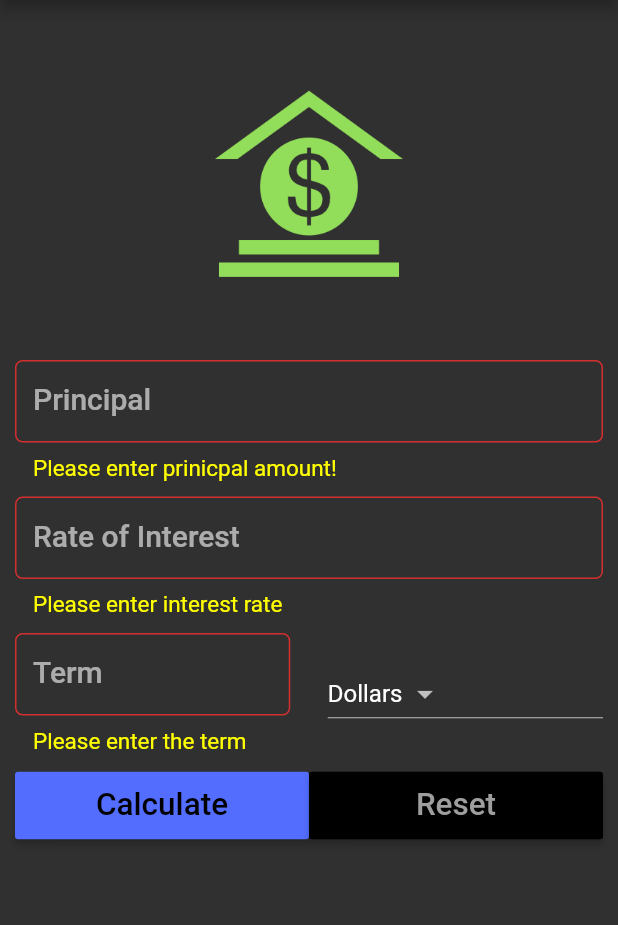
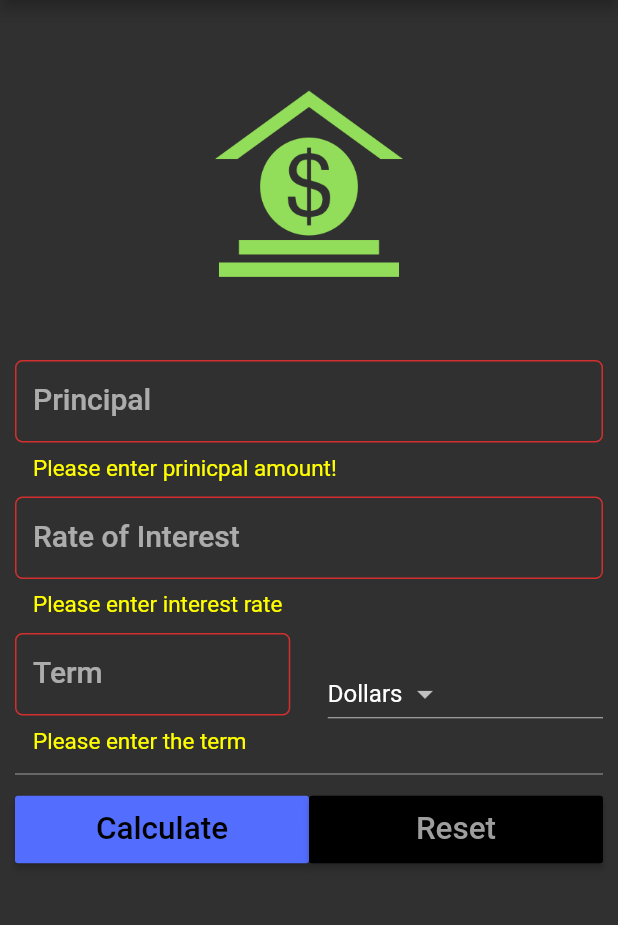
Before and after one commit to idlevandal/simple_interest_calc, a Flutter app: the screen it shows after launch, after a tap on "Calculate", on a phone screen of 412 x 824 dp, the part 84-1009 px from its top. Run offline on Flutter 3.47's test engine with Material 2 defaults, Android fonts, the phone set to English and light mode, and no system bars; our stand-ins replace validators.

Commit message:
update error msg, add Divider

```diff
--- a/lib/main.dart
+++ b/lib/main.dart
@@ -73,7 +73,7 @@ class _MyHomePageState extends State<MyHomePage> {
                         return 'Please enter prinicpal amount!';
                       } else if (!isNumeric(value)){
                         principalController.text = '';
-                        return 'Please enter only numerice values';
+                        return 'Numeric values only!';
                       } else {
                         return null;
                       }
@@ -101,7 +101,7 @@ class _MyHomePageState extends State<MyHomePage> {
                         return 'Please enter interest rate';
                       } else if (!isNumeric(value)){
                         rateController.text = '';
-                        return 'Please enter only numerice values';
+                        return 'Numeric values only!';
                       } else {
                         return null;
                       }
@@ -169,6 +169,7 @@ class _MyHomePageState extends State<MyHomePage> {
                   ],
                 ),
               ),
+              Divider(color: Colors.grey[500],),
               Padding(
                 padding: const EdgeInsets.only(top: 5.0, bottom: 5.0),
                 child: Row(
```
